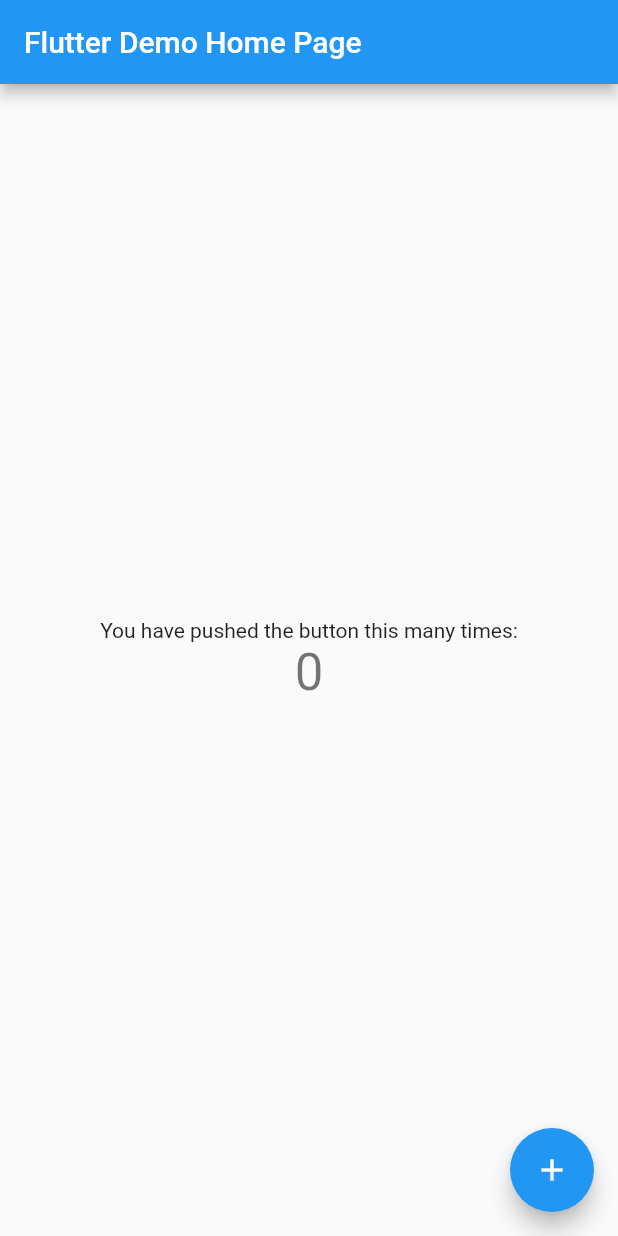
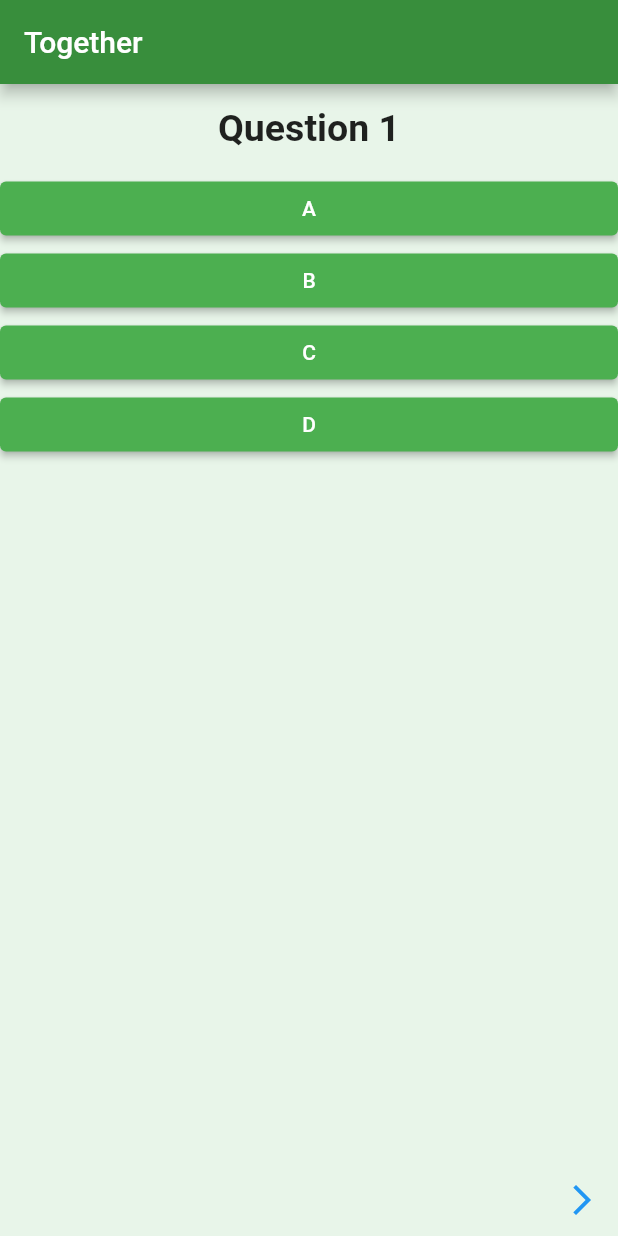
Before and after one commit to hayden-huynh/together-mobile-app, a Flutter app: the screen it shows after launch, on a phone screen of 412 x 824 dp. Run offline on Flutter 3.47's test engine with Material 2 defaults, Android fonts, the phone set to English and light mode, and no system bars.

Commit message:
Finished switching questionnaire entries

```diff
--- a/lib/main.dart
+++ b/lib/main.dart
@@ -1,113 +1,37 @@
 import 'package:flutter/material.dart';
+import 'package:provider/provider.dart';
+
+import 'package:together_app/screens/questionnaire_entry_screen.dart';
+import 'package:together_app/model/questionnaire_entry_provider.dart';
 
 void main() {
   runApp(MyApp());
 }
 
 class MyApp extends StatelessWidget {
-  // This widget is the root of your application.
   @override
   Widget build(BuildContext context) {
-    return MaterialApp(
-      title: 'Flutter Demo',
-      theme: ThemeData(
-        // This is the theme of your application.
-        //
-        // Try running your application with "flutter run". You'll see the
-        // application has a blue toolbar. Then, without quitting the app, try
-        // changing the primarySwatch below to Colors.green and then invoke
-        // "hot reload" (press "r" in the console where you ran "flutter run",
-        // or simply save your changes to "hot reload" in a Flutter IDE).
-        // Notice that the counter didn't reset back to zero; the application
-        // is not restarted.
-        primarySwatch: Colors.blue,
+    return MultiProvider(
+      providers: [
+        ChangeNotifierProvider(
+          create: (ctx) => QuestionnaireEntryProvider(),
+        ),
+      ],
+      child: MaterialApp(
+        title: 'Together',
+        theme: ThemeData(
+          appBarTheme: AppBarTheme(color: Colors.green[700]),
+          canvasColor: Colors.green[50],
+          primarySwatch: Colors.green,
+          accentColor: Colors.blue,
+        ),
+        home: QuestionnaireEntryScreen(),
+        routes: {
+          QuestionnaireEntryScreen.routeName: (ctx) =>
+              QuestionnaireEntryScreen(),
+        },
+        debugShowCheckedModeBanner: false,
       ),
-      home: MyHomePage(title: 'Flutter Demo Home Page'),
     );
   }
 }
-
-class MyHomePage extends StatefulWidget {
-  MyHomePage({Key key, this.title}) : super(key: key);
-
-  // This widget is the home page of your application. It is stateful, meaning
-  // that it has a State object (defined below) that contains fields that affect
-  // how it looks.
-
-  // This class is the configuration for the state. It holds the values (in this
-  // case the title) provided by the parent (in this case the App widget) and
-  // used by the build method of the State. Fields in a Widget subclass are
-  // always marked "final".
-
-  final String title;
-
-  @override
-  _MyHomePageState createState() => _MyHomePageState();
-}
-
-class _MyHomePageState extends State<MyHomePage> {
-  int _counter = 0;
-
-  void _incrementCounter() {
-    setState(() {
-      // This call to setState tells the Flutter framework that something has
-      // changed in this State, which causes it to rerun the build method below
-      // so that the display can reflect the updated values. If we changed
-      // _counter without calling setState(), then the build method would not be
-      // called again, and so nothing would appear to happen.
-      _counter++;
-    });
-  }
-
-  @override
-  Widget build(BuildContext context) {
-    // This method is rerun every time setState is called, for instance as done
-    // by the _incrementCounter method above.
-    //
-    // The Flutter framework has been optimized to make rerunning build methods
-    // fast, so that you can just rebuild anything that needs updating rather
-    // than having to individually change instances of widgets.
-    return Scaffold(
-      appBar: AppBar(
-        // Here we take the value from the MyHomePage object that was created by
-        // the App.build method, and use it to set our appbar title.
-        title: Text(widget.title),
-      ),
-      body: Center(
-        // Center is a layout widget. It takes a single child and positions it
-        // in the middle of the parent.
-        child: Column(
-          // Column is also a layout widget. It takes a list of children and
-          // arranges them vertically. By default, it sizes itself to fit its
-          // children horizontally, and tries to be as tall as its parent.
-          //
-          // Invoke "debug painting" (press "p" in the console, choose the
-          // "Toggle Debug Paint" action from the Flutter Inspector in Android
-          // Studio, or the "Toggle Debug Paint" command in Visual Studio Code)
-          // to see the wireframe for each widget.
-          //
-          // Column has various properties to control how it sizes itself and
-          // how it positions its children. Here we use mainAxisAlignment to
-          // center the children vertically; the main axis here is the vertical
-          // axis because Columns are vertical (the cross axis would be
-          // horizontal).
-          mainAxisAlignment: MainAxisAlignment.center,
-          children: <Widget>[
-            Text(
-              'You have pushed the button this many times:',
-            ),
-            Text(
-              '$_counter',
-              style: Theme.of(context).textTheme.headline4,
-            ),
-          ],
-        ),
-      ),
-      floatingActionButton: FloatingActionButton(
-        onPressed: _incrementCounter,
-        tooltip: 'Increment',
-        child: Icon(Icons.add),
-      ), // This trailing comma makes auto-formatting nicer for build methods.
-    );
-  }
-}
--- /dev/null
+++ b/lib/model/answer.dart
@@ -0,0 +1,9 @@
+class Answer {
+  final String answerText;
+  bool isSelected;
+
+  Answer({
+    this.answerText,
+    this.isSelected = false,
+  });
+}
--- /dev/null
+++ b/lib/model/questionnaire_entry_provider.dart
@@ -0,0 +1,67 @@
+import 'package:flutter/material.dart';
+
+import 'package:together_app/model/answer.dart';
+
+class QuestionnaireEntry {
+  final String questionText;
+  final List<Answer> answers;
+
+  QuestionnaireEntry(
+    this.questionText,
+    this.answers,
+  );
+}
+
+class QuestionnaireEntryProvider with ChangeNotifier {
+  List<QuestionnaireEntry> _entries = [
+    QuestionnaireEntry(
+      'Question 1',
+      [
+        Answer(answerText: 'A'),
+        Answer(answerText: 'B'),
+        Answer(answerText: 'C'),
+        Answer(answerText: 'D'),
+      ],
+    ),
+    QuestionnaireEntry(
+      'Question 2',
+      [
+        Answer(answerText: 'D'),
+        Answer(answerText: 'E'),
+        Answer(answerText: 'F'),
+        Answer(answerText: 'G'),
+      ],
+    ),
+    QuestionnaireEntry(
+      'Question 3',
+      [
+        Answer(answerText: 'H'),
+        Answer(answerText: 'I'),
+        Answer(answerText: 'J'),
+        Answer(answerText: 'K'),
+      ],
+    ),
+    QuestionnaireEntry(
+      'Question 4',
+      [
+        Answer(answerText: 'L'),
+        Answer(answerText: 'M'),
+        Answer(answerText: 'N'),
+        Answer(answerText: 'O'),
+      ],
+    ),
+    QuestionnaireEntry(
+      'Question 5',
+      [
+        Answer(answerText: 'P'),
+        Answer(answerText: 'Q'),
+        Answer(answerText: 'R'),
+        Answer(answerText: 'S'),
+      ],
+    ),
+  ];
+
+  List<QuestionnaireEntry> get entries {
+    return [..._entries];
+  }
+}
--- /dev/null
+++ b/lib/screens/questionnaire_entry_screen.dart
@@ -0,0 +1,21 @@
+import 'package:flutter/material.dart';
+import 'package:provider/provider.dart';
+
+import 'package:together_app/model/questionnaire_entry_provider.dart';
+import 'package:together_app/widgets/questionnaire_entry_widget.dart';
+
+class QuestionnaireEntryScreen extends StatelessWidget {
+  static const routeName = '/questionnaire-entry-screen';
+
+  @override
+  Widget build(BuildContext context) {
+    final entries =
+        Provider.of<QuestionnaireEntryProvider>(context, listen: false).entries;
+
+    return Scaffold(
+        appBar: AppBar(
+          title: Text('Together'),
+        ),
+        body: QuestionnaireEntryWidget(entries));
+  }
+}
--- /dev/null
+++ b/lib/widgets/answers_section.dart
@@ -0,0 +1,22 @@
+import 'package:flutter/material.dart';
+
+import 'package:together_app/model/answer.dart';
+
+class AnswersSection extends StatelessWidget {
+  final List<Answer> answers;
+
+  AnswersSection(this.answers);
+
+  @override
+  Widget build(BuildContext context) {
+    return Expanded(
+      child: ListView.builder(
+        itemBuilder: (ctx, i) => ElevatedButton(
+          child: Text('${answers[i].answerText}'),
+          onPressed: () {},
+        ),
+        itemCount: answers.length,
+      ),
+    );
+  }
+}
--- /dev/null
+++ b/lib/widgets/question_section.dart
@@ -0,0 +1,23 @@
+import 'package:flutter/material.dart';
+
+class QuestionSection extends StatelessWidget {
+  final String questionText;
+
+  QuestionSection(this.questionText);
+
+  @override
+  Widget build(BuildContext context) {
+    return Container(
+      width: double.infinity,
+      child: Text(
+        questionText,
+        style: TextStyle(
+          fontSize: 25,
+          fontWeight: FontWeight.bold,
+        ),
+      ),
+      alignment: Alignment.center,
+      padding: EdgeInsets.all(15),
+    );
+  }
+}
--- /dev/null
+++ b/lib/widgets/questionnaire_entry_widget.dart
@@ -0,0 +1,60 @@
+import 'package:flutter/material.dart';
+
+import 'package:together_app/widgets/question_section.dart';
+import 'package:together_app/widgets/answers_section.dart';
+import 'package:together_app/model/questionnaire_entry_provider.dart';
+
+class QuestionnaireEntryWidget extends StatefulWidget {
+  final List<QuestionnaireEntry> entries;
+
+  QuestionnaireEntryWidget(this.entries);
+
+  @override
+  _QuestionnaireEntryWidgetState createState() =>
+      _QuestionnaireEntryWidgetState();
+}
+
+class _QuestionnaireEntryWidgetState extends State<QuestionnaireEntryWidget> {
+  var _currentEntryIndex = 0;
+
+  void goToNextEntry() {
+    setState(() {
+      _currentEntryIndex++;
+    });
+  }
+
+  void goToPreviousEntry() {
+    setState(() {
+      _currentEntryIndex--;
+    });
+  }
+
+  @override
+  Widget build(BuildContext context) {
+    return Column(
+      children: [
+        QuestionSection(widget.entries[_currentEntryIndex].questionText),
+        AnswersSection(widget.entries[_currentEntryIndex].answers),
+        Row(
+          mainAxisAlignment: _currentEntryIndex == 0
+              ? MainAxisAlignment.end
+              : MainAxisAlignment.spaceBetween,
+          children: [
+            if (_currentEntryIndex != 0)
+              IconButton(
+                color: Theme.of(context).accentColor,
+                icon: Icon(Icons.arrow_back_ios_outlined),
+                onPressed: goToPreviousEntry,
+              ),
+            if (_currentEntryIndex != widget.entries.length - 1)
+              IconButton(
+                color: Theme.of(context).accentColor,
+                icon: Icon(Icons.arrow_forward_ios_outlined),
+                onPressed: goToNextEntry,
+              ),
+          ],
+        )
+      ],
+    );
+  }
+}
--- a/pubspec.yaml
+++ b/pubspec.yaml
@@ -32,6 +32,7 @@ dependencies:
 dev_dependencies:
   flutter_test:
     sdk: flutter
+  provider: ^5.0.0
 
 # For information on the generic Dart part of this file, see the
 # following page: https://dart.dev/tools/pub/pubspec
```
Also changed, not shown: pubspec.lock.
